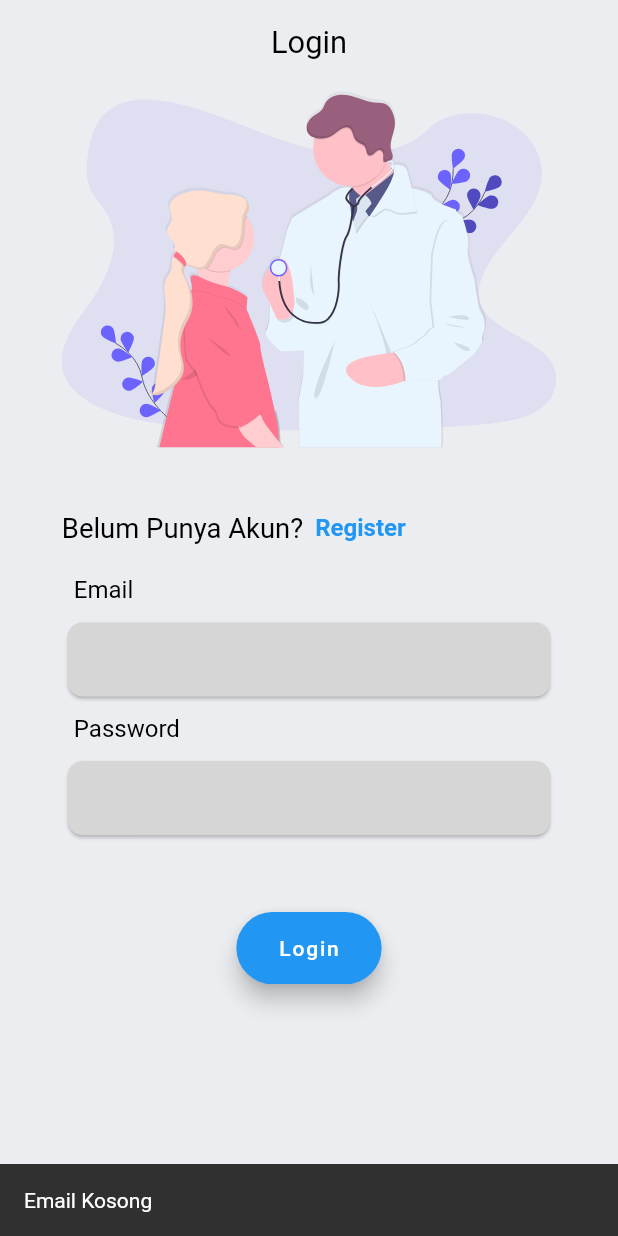
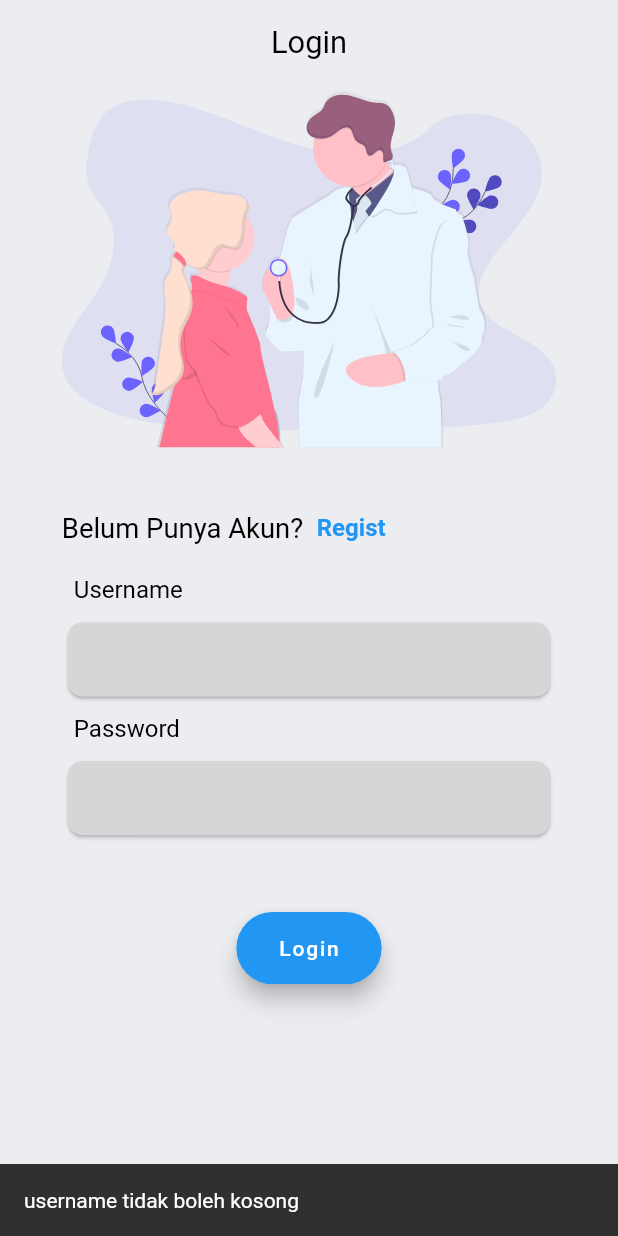
Before and after one commit to tonyhart7/vaccine-app-check, a Flutter app: the screen it shows after launch, after a tap on "Login", on a phone screen of 412 x 824 dp. Run offline on Flutter 3.47's test engine with Material 2 defaults, Android fonts, the phone set to English and light mode, and no system bars; our stand-ins replace bottom_navy_bar, dio, dropdown_search, flutter_screenutil, flutter_svg, get and 5 more; missing offline and left inert: mapbox_gl, snapping_sheet; accounts and stored records are empty; generated files the repository leaves out were written again.

Commit message:
login mechanism using go

```diff
--- a/lib/src/authentication/auth_controller.dart
+++ b/lib/src/authentication/auth_controller.dart
@@ -1,6 +1,7 @@
 import 'package:flutter/material.dart';
 
 import 'package:get/get.dart';
+import 'package:vaccine/src/utils/app_utils.dart';
 
 import 'model/user.dart';
 import 'auth_repository.dart';
@@ -13,13 +14,39 @@ class AuthController extends GetxController {
 
   late User currentUser;
 
-  final nameText = TextEditingController();
+  final username = TextEditingController();
   final passText = TextEditingController();
   final emailORNumber = TextEditingController();
 
-  loginUser() {
+  loginUser(BuildContext context) async {
+    if (username.text.isEmpty) {
+      Get.rawSnackbar(message: 'username tidak boleh kosong');
+      return;
+    }
+    if (passText.text.isEmpty) {
+      Get.rawSnackbar(message: 'password tidak boleh kosong');
+      return;
+    }
+
+    String? message =
+        await AuthRepository().loginUser(emailORNumber.text, passText.text);
+    ScaffoldMessenger.of(context)
+      ..hideCurrentSnackBar()
+      ..showSnackBar(
+        SnackBar(
+          content: Text(message!, style: AppStyle.textBodyWhite),
+          backgroundColor: Colors.red,
+        ),
+      );
+  }
+
+  registerUser(BuildContext context) async {
     if (emailORNumber.text.isEmpty) {
       Get.rawSnackbar(message: 'Email Kosong');
+      return;
+    }
+    if (username.text.isEmpty) {
+      Get.rawSnackbar(message: 'username invalid');
       return;
     }
     if (passText.text.isEmpty) {
@@ -27,27 +54,18 @@ class AuthController extends GetxController {
       return;
     }
 
-    AuthRepository().loginUser(emailORNumber.text, passText.text);
-  }
-
-  registerUser() {
-    if (emailORNumber.text.isEmpty) {
-      Get.rawSnackbar(message: 'Email Kosong');
-      return;
-    }
-    if (nameText.text.isEmpty) {
-      Get.rawSnackbar(message: 'Isi Nama dahulu');
-      return;
-    }
-    if (passText.text.isEmpty) {
-      Get.rawSnackbar(message: 'Password Kosong');
-      return;
-    }
-
-    AuthRepository().registUser(
-      nameText.text,
-      emailORNumber.text,
-      passText.text,
-    );
+    String? message = await AuthRepository()
+        .registUser(username.text, emailORNumber.text, passText.text);
+    ScaffoldMessenger.of(context)
+      ..hideCurrentSnackBar()
+      ..showSnackBar(
+        SnackBar(
+          content: Text(message!, style: AppStyle.textBodyWhite),
+          backgroundColor: Colors.red,
+        ),
+      );
+    username.clear();
+    emailORNumber.clear();
+    passText.clear();
   }
 }
--- a/lib/src/authentication/login_view.dart
+++ b/lib/src/authentication/login_view.dart
@@ -64,7 +64,7 @@ class LoginView extends StatelessWidget {
                                 Get.to(() => const RegisterView());
                               },
                               child: Text(
-                                'Register',
+                                'Regist',
                                 style: TextStyle(
                                   color: Colors.blue,
                                   fontWeight: FontWeight.bold,
@@ -81,7 +81,7 @@ class LoginView extends StatelessWidget {
                             Padding(
                               padding: const EdgeInsets.all(8.0),
                               child: Text(
-                                'Email',
+                                'Username',
                                 style: AppStyle.textBody,
                               ),
                             ),
@@ -93,7 +93,7 @@ class LoginView extends StatelessWidget {
                                 height: 0.06.sh,
                                 width: double.infinity,
                                 child: TextFormField(
-                                  controller: controller.emailORNumber,
+                                  controller: controller.username,
                                   keyboardType: TextInputType.text,
                                   decoration: const InputDecoration(
                                     contentPadding: EdgeInsets.all(16.0),
@@ -144,7 +144,7 @@ class LoginView extends StatelessWidget {
                   SizedBox(height: 0.04.sh),
                   FloatingActionButton.extended(
                     onPressed: () {
-                      controller.loginUser();
+                      controller.loginUser(context);
                       FocusScopeNode currentFocus = FocusScope.of(context);
 
                       if (!currentFocus.hasPrimaryFocus) {
@@ -161,7 +161,7 @@ class LoginView extends StatelessWidget {
                     foregroundColor: Colors.white,
                     backgroundColor: Colors.blue,
                   ),
-                  SizedBox(height: 0.05.sh),
+                  SizedBox(height: 0.1.sh),
                 ],
               ),
             ),
--- a/lib/src/authentication/register_view.dart
+++ b/lib/src/authentication/register_view.dart
@@ -39,7 +39,7 @@ class RegisterView extends StatelessWidget {
                             Padding(
                               padding: const EdgeInsets.all(8.0),
                               child: Text(
-                                'Nama Lengkap',
+                                'Username: ',
                                 style: AppStyle.textBody,
                               ),
                             ),
@@ -51,7 +51,7 @@ class RegisterView extends StatelessWidget {
                                 height: 0.06.sh,
                                 width: double.infinity,
                                 child: TextFormField(
-                                  controller: controller.nameText,
+                                  controller: controller.username,
                                   keyboardType: TextInputType.text,
                                   decoration: const InputDecoration(
                                     contentPadding: EdgeInsets.all(16.0),
@@ -137,7 +137,7 @@ class RegisterView extends StatelessWidget {
                   SizedBox(
                     child: FloatingActionButton.extended(
                       onPressed: () {
-                        controller.registerUser();
+                        controller.registerUser(context);
                         FocusScopeNode currentFocus = FocusScope.of(context);
 
                         if (!currentFocus.hasPrimaryFocus) {
--- a/lib/src/regist_vaccine/regist_vaccine_view.dart
+++ b/lib/src/regist_vaccine/regist_vaccine_view.dart
@@ -5,7 +5,6 @@ import 'package:dropdown_search/dropdown_search.dart';
 import 'package:flutter_screenutil/flutter_screenutil.dart';
 
 import 'package:vaccine/src/authentication/auth_controller.dart';
-import 'package:vaccine/src/authentication/auth_repository.dart';
 import 'package:vaccine/src/regist_vaccine/regist_constant.dart';
 import 'package:vaccine/src/regist_vaccine/regist_controller.dart';
 import 'package:vaccine/src/utils/app_utils.dart';
@@ -243,8 +242,6 @@ class RegistVaccinePage extends StatelessWidget {
                           alignment: Alignment.center,
                           child: FloatingActionButton.extended(
                             onPressed: () {
-                              controller
-                                  .registVaccine(authCntrl.currentUser.name);
                               FocusScopeNode currentFocus =
                                   FocusScope.of(context);
 
--- a/lib/src/utils/app_style.dart
+++ b/lib/src/utils/app_style.dart
@@ -35,6 +35,10 @@ class AppStyle {
     fontSize: 14.sp,
     color: Colors.black,
   );
+  static TextStyle textBodyWhite = TextStyle(
+    fontSize: 14.sp,
+    color: Colors.white,
+  );
   static TextStyle textBodyBOLD = TextStyle(
     fontSize: 14.sp,
     color: Colors.black,
--- a/lib/src/utils/app_utils.dart
+++ b/lib/src/utils/app_utils.dart
@@ -1,9 +1,12 @@
+import 'dart:convert';
+
 import 'package:flutter/material.dart';
 import 'package:flutter/scheduler.dart';
 
 import 'package:flutter_screenutil/flutter_screenutil.dart';
 import 'package:get/get.dart';
 import 'package:lottie/lottie.dart';
+import 'package:shared_preferences/shared_preferences.dart';
 
 // App Router Import
 import 'package:vaccine/src/sample_feature/sample_item_details_view.dart';
@@ -23,3 +26,5 @@ part 'app_style.dart';
 part 'app_theme_data.dart';
 part 'app_database.dart';
 part 'app_sheet.dart';
+part 'app_data_service.dart';
+part 'app_error_handler.dart';
--- a/pubspec.yaml
+++ b/pubspec.yaml
@@ -21,6 +21,8 @@ dependencies:
   hive: ^2.0.5
   hive_flutter: ^1.1.0
   mapbox_gl: ^0.14.0
+  dio: ^4.0.4
+  shared_preferences: ^2.0.13
 
   ## UI helper
   lottie: ^1.2.1
```
Also changed, not shown: lib/src/authentication/auth_repository.dart (+35 -36 lines), lib/src/utils/app_data_service.dart (added, +22 -0 lines), lib/src/utils/app_error_handler.dart (added, +29 -0 lines), lib/src/utils/app_key.dart (+3 -4 lines), pubspec.lock.
